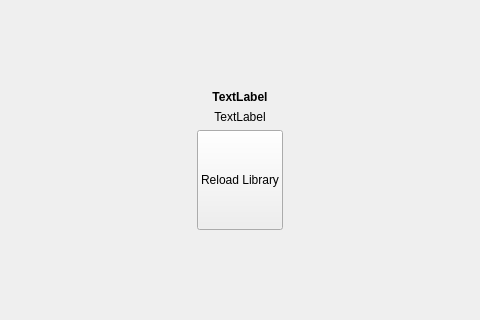
Old version of the form src/Gui/Library/GUI_LocalLibrary.ui in the repository Inferno214221/sayonara-player; both pictures show x 143 to 623 and y 125 to 445 of the 765 by 569 pixel window.
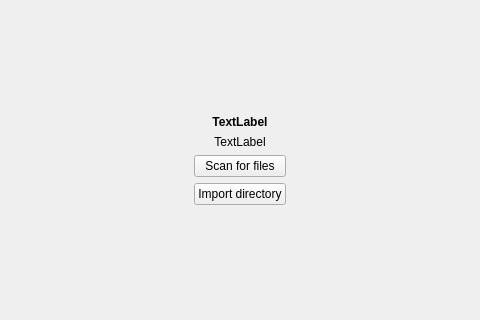
New version of the form. Custom widgets are drawn as their Qt base class.

The edit to the form file:
```diff
--- a/src/Gui/Library/GUI_LocalLibrary.ui
+++ b/src/Gui/Library/GUI_LocalLibrary.ui
@@ -370,42 +370,7 @@
      </widget>
      <widget class="QWidget" name="StackedReloadLibraryWidget">
       <layout class="QGridLayout" name="gridLayout_3">
-       <item row="3" column="1">
-        <widget class="QLabel" name="lab_library_name">
-         <property name="font">
-          <font>
-           <weight>75</weight>
-           <bold>true</bold>
-          </font>
-         </property>
-         <property name="text">
-          <string notr="true">TextLabel</string>
-         </property>
-         <property name="alignment">
-          <set>Qt::AlignCenter</set>
-         </property>
-        </widget>
-       </item>
-       <item row="5" column="1">
-        <widget class="QPushButton" name="btn_reload_library">
-         <property name="sizePolicy">
-          <sizepolicy hsizetype="Minimum" vsizetype="Fixed">
-           <horstretch>0</horstretch>
-           <verstretch>0</verstretch>
-          </sizepolicy>
-         </property>
-         <property name="minimumSize">
-          <size>
-           <width>0</width>
-           <height>100</height>
-          </size>
-         </property>
-         <property name="text">
-          <string notr="true">Reload Library</string>
-         </property>
-        </widget>
-       </item>
-       <item row="4" column="1">
+       <item row="4" column="3">
         <widget class="QLabel" name="lab_path">
          <property name="text">
           <string notr="true">TextLabel</string>
@@ -418,20 +383,7 @@
          </property>
         </widget>
        </item>
-       <item row="6" column="1">
-        <spacer name="verticalSpacer_2">
-         <property name="orientation">
-          <enum>Qt::Vertical</enum>
-         </property>
-         <property name="sizeHint" stdset="0">
-          <size>
-           <width>20</width>
-           <height>40</height>
-          </size>
-         </property>
-        </spacer>
-       </item>
-       <item row="2" column="1">
+       <item row="2" column="3">
         <spacer name="verticalSpacer">
          <property name="orientation">
           <enum>Qt::Vertical</enum>
@@ -444,7 +396,7 @@
          </property>
         </spacer>
        </item>
-       <item row="5" column="0">
+       <item row="6" column="0">
         <spacer name="horizontalSpacer_4">
          <property name="orientation">
           <enum>Qt::Horizontal</enum>
@@ -457,7 +409,20 @@
          </property>
         </spacer>
        </item>
-       <item row="5" column="2">
+       <item row="7" column="3">
+        <spacer name="verticalSpacer_2">
+         <property name="orientation">
+          <enum>Qt::Vertical</enum>
+         </property>
+         <property name="sizeHint" stdset="0">
+          <size>
+           <width>20</width>
+           <height>40</height>
+          </size>
+         </property>
+        </spacer>
+       </item>
+       <item row="6" column="4">
         <spacer name="horizontalSpacer_2">
          <property name="orientation">
           <enum>Qt::Horizontal</enum>
@@ -470,6 +435,46 @@
          </property>
         </spacer>
        </item>
+       <item row="3" column="3">
+        <widget class="QLabel" name="lab_libraryName">
+         <property name="font">
+          <font>
+           <weight>75</weight>
+           <bold>true</bold>
+          </font>
+         </property>
+         <property name="text">
+          <string notr="true">TextLabel</string>
+         </property>
+         <property name="alignment">
+          <set>Qt::AlignCenter</set>
+         </property>
+        </widget>
+       </item>
+       <item row="6" column="3">
+        <layout class="QVBoxLayout" name="verticalLayout">
+         <item>
+          <widget class="QPushButton" name="btn_scanForFiles">
+           <property name="sizePolicy">
+            <sizepolicy hsizetype="Minimum" vsizetype="Fixed">
+             <horstretch>0</horstretch>
+             <verstretch>0</verstretch>
+            </sizepolicy>
+           </property>
+           <property name="text">
+            <string notr="true">Scan for files</string>
+           </property>
+          </widget>
+         </item>
+         <item>
+          <widget class="QPushButton" name="btn_importDirectories">
+           <property name="text">
+            <string notr="true">Import directory</string>
+           </property>
+          </widget>
+         </item>
+        </layout>
+       </item>
       </layout>
      </widget>
     </widget>
```
Left out of the diff: 6 changed lines with no effect on the pictures.
